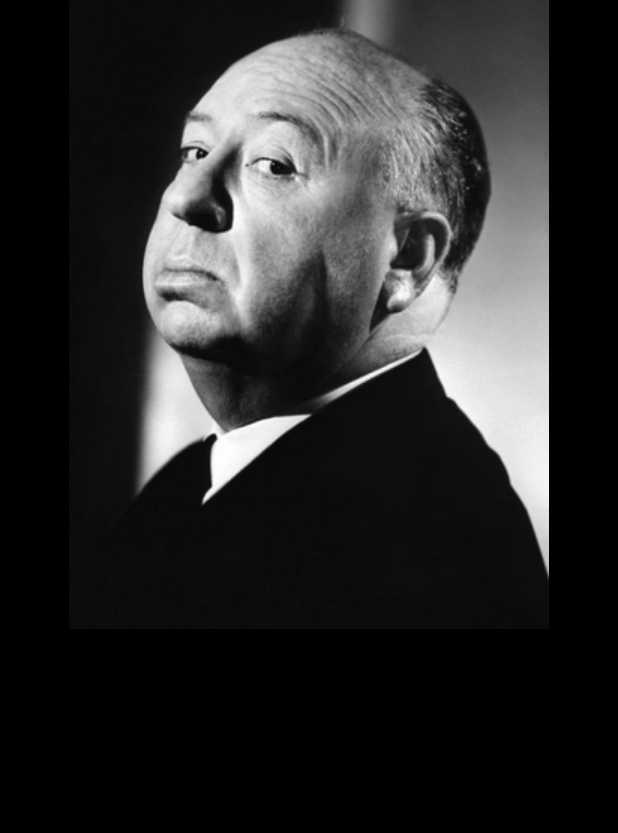
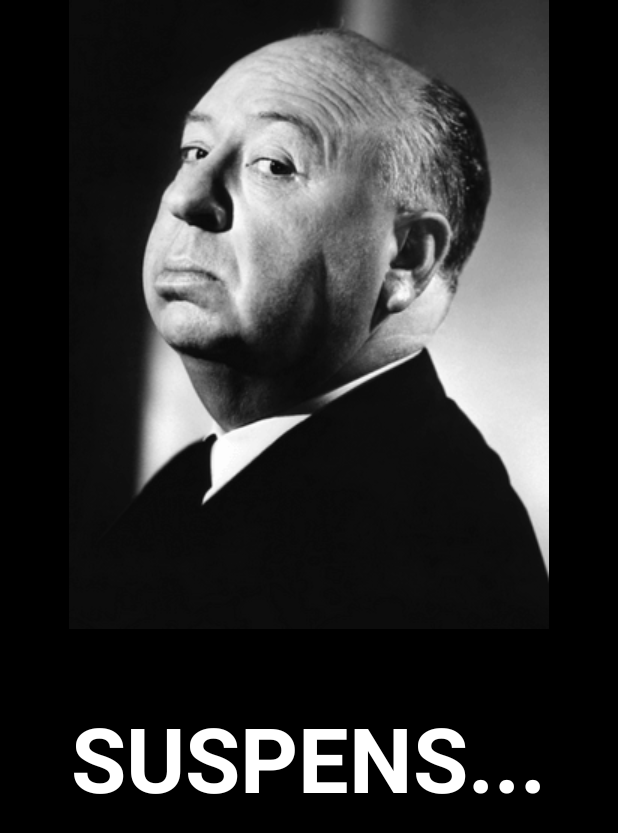
Before and after one commit to Furtuff/GeoCashy, an Android app: the HintActivity screen opened directly, with no data from a screen before it, on a phone screen of 412 x 824 dp. Shown: the top 833 px of the screen. Run offline under Robolectric (Android 15) with nearby library versions, the phone set to English and light mode, and no system bars; 1 statement that could not run was skipped.

Commit message:
musique toussa toussa

```diff
--- a/app/src/main/java/fr/wildcodeschool/apprenti/testouille/HintActivity.java
+++ b/app/src/main/java/fr/wildcodeschool/apprenti/testouille/HintActivity.java
@@ -4,9 +4,11 @@ import android.content.Context;
 import android.content.Intent;
 import android.graphics.Bitmap;
 import android.graphics.BitmapFactory;
+import android.media.MediaPlayer;
 import android.net.ConnectivityManager;
 import android.net.NetworkInfo;
 import android.os.AsyncTask;
+import android.os.Handler;
 import android.support.v7.app.AppCompatActivity;
 import android.os.Bundle;
 import android.util.Log;
@@ -23,7 +25,7 @@ public class HintActivity extends AppCompatActivity {
 
     private ImageView imageView;
     private String url;
-
+    int plop = 1;
     @Override
     protected void onCreate(Bundle savedInstanceState) {
         super.onCreate(savedInstanceState);
@@ -34,6 +36,11 @@ public class HintActivity extends AppCompatActivity {
         this.url = getIntent().getStringExtra(Constants.IMG_URL);
         AsyncCallWS task = new AsyncCallWS();
         task.execute();
+
+        // musique dents de la mer
+        Intent svc=new Intent(this, Music2.class);
+        startService(svc);
+
     }
 
     private class AsyncCallWS extends AsyncTask<Void, Void, Void> {
@@ -94,4 +101,13 @@ public class HintActivity extends AppCompatActivity {
             this.finish();
         }
     }
+    protected void onResume(){
+        super.onResume();
+        startService(new Intent(this,Music2.class));
+
+    }
+    protected void onDestroy(){
+        super.onDestroy();
+        stopService(new Intent(this,Music2.class));
+    }
 }
--- /dev/null
+++ b/app/src/main/res/drawable/boutonrect.xml
@@ -0,0 +1,6 @@
+<?xml version="1.0" encoding="utf-8"?>
+<shape xmlns:android="http://schemas.android.com/apk/res/android"
+    android:shape="rectangle">
+    <corners android:radius="10dp"/>
+    <solid android:color="#BFBFBF"/>
+</shape>
--- a/app/src/main/res/layout/activity_hint.xml
+++ b/app/src/main/res/layout/activity_hint.xml
@@ -1,13 +1,28 @@
 <?xml version="1.0" encoding="utf-8"?>
-<LinearLayout xmlns:android="http://schemas.android.com/apk/res/android"
+<RelativeLayout xmlns:android="http://schemas.android.com/apk/res/android"
     xmlns:app="http://schemas.android.com/apk/res-auto"
     android:orientation="vertical" android:layout_width="match_parent"
     android:layout_height="match_parent"
+    android:layout_gravity="center"
     android:background="#000000">
 
     <ImageView
         android:layout_width="match_parent"
+        android:layout_gravity="center"
         android:layout_height="wrap_content"
         app:srcCompat="@drawable/hitchcock"
         android:id="@+id/hint_picture" />
-</LinearLayout>
+
+    <TextView
+        android:layout_width="wrap_content"
+        android:layout_height="wrap_content"
+        android:gravity="center"
+        android:textStyle="bold"
+        android:text="SUSPENS..."
+        android:textColor="#ffff"
+        android:textSize="60sp"
+        android:id="@+id/textView2"
+        android:layout_below="@+id/hint_picture"
+        android:layout_centerHorizontal="true"
+        android:layout_marginTop="45dp" />
+</RelativeLayout>
--- a/app/src/main/res/values/strings.xml
+++ b/app/src/main/res/values/strings.xml
@@ -1,3 +1,3 @@
 <resources>
-    <string name="app_name">testouille</string>
+    <string name="app_name">Geocashy</string>
 </resources>
--- a/app/src/main/res/values/styles.xml
+++ b/app/src/main/res/values/styles.xml
@@ -7,5 +7,8 @@
         <item name="colorPrimaryDark">@color/colorPrimaryDark</item>
         <item name="colorAccent">@color/colorAccent</item>
     </style>
-
+    <style name="AppTheme.CustomTheme">
+        <item name="android:windowIsTranslucent">true</item>
+        <item name="android:windowCloseOnTouchOutside">true</item>
+    </style>
 </resources>
```
Also changed, not shown: app/src/main/AndroidManifest.xml (+18 -11 lines), app/src/main/java/fr/wildcodeschool/apprenti/testouille/MapsActivity.java (+32 -3 lines), app/src/main/java/fr/wildcodeschool/apprenti/testouille/Music.java (added, +66 -0 lines), app/src/main/java/fr/wildcodeschool/apprenti/testouille/Music2.java (added, +72 -0 lines), app/src/main/java/fr/wildcodeschool/apprenti/testouille/Pop.java (added, +39 -0 lines), app/src/main/res/layout/activity_pop.xml (added, +55 -0 lines), app/src/main/res/drawable/unclesam.png (added), 4 other files.
